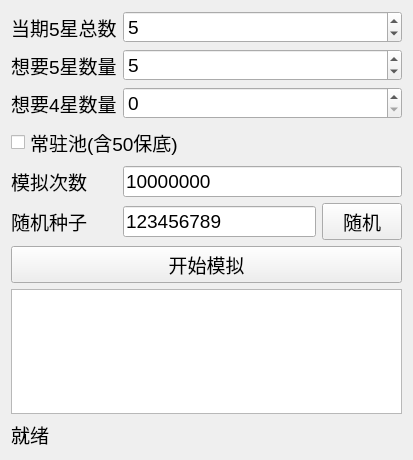
Old version of the form gacha_gui.ui in the repository handsome-Druid/BanGDream-Gacha-pynb.
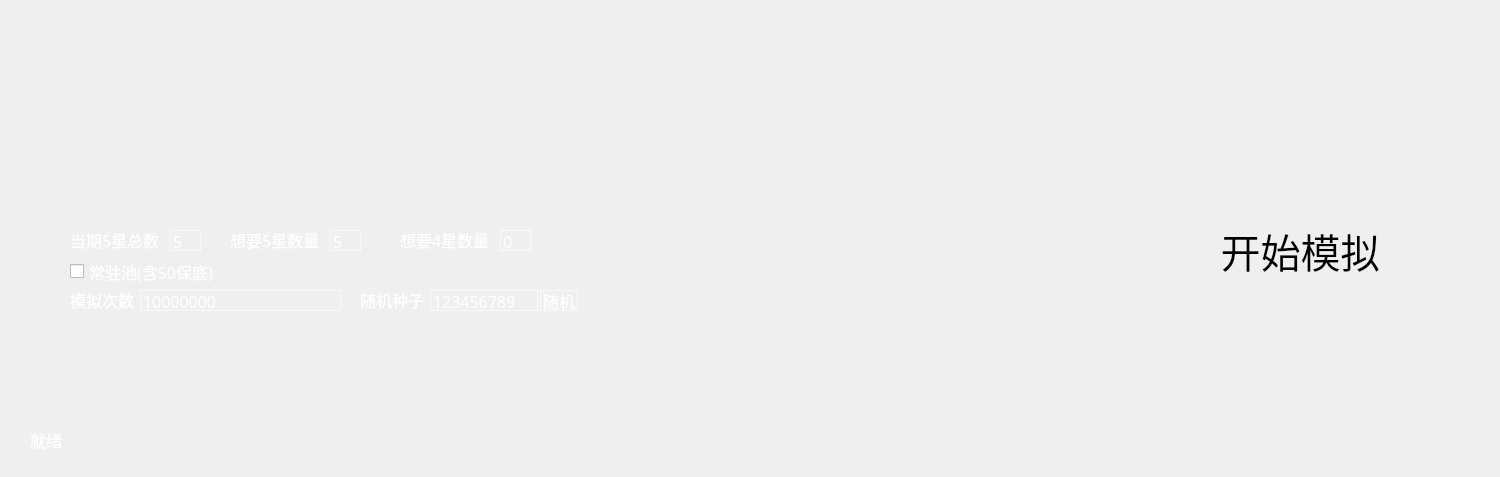
New version of the form. Icons and pictures are not drawn.

```diff
--- a/gacha_gui.ui
+++ b/gacha_gui.ui
@@ -6,10 +6,22 @@
    <rect>
     <x>0</x>
     <y>0</y>
-    <width>413</width>
-    <height>460</height>
+    <width>1500</width>
+    <height>477</height>
    </rect>
   </property>
+  <property name="minimumSize">
+   <size>
+    <width>1500</width>
+    <height>477</height>
+   </size>
+  </property>
+  <property name="maximumSize">
+   <size>
+    <width>1500</width>
+    <height>477</height>
+   </size>
+  </property>
   <property name="font">
    <font>
     <pointsize>14</pointsize>
@@ -18,41 +30,114 @@
   <property name="windowTitle">
    <string>抽卡期望模拟器 - Numba GUI</string>
   </property>
-  <layout class="QGridLayout" name="gridLayout">
-   <item row="5" column="1">
-    <layout class="QHBoxLayout" name="seed_layout">
-     <item>
-      <widget class="QLineEdit" name="seed">
-       <property name="text">
-        <string>123456789</string>
-       </property>
-      </widget>
-     </item>
-     <item>
-      <widget class="QPushButton" name="random_seed_btn">
-       <property name="text">
-        <string>随机</string>
-       </property>
-      </widget>
-     </item>
-    </layout>
-   </item>
-   <item row="4" column="1">
+  <property name="windowIcon">
+   <iconset resource="res.qrc">
+    <normaloff>:/res/res/icon.png</normaloff>:/res/res/icon.png</iconset>
+  </property>
+  <property name="styleSheet">
+   <string notr="true">QWidget { color: white; }
+QLabel { color: white; }
+QPushButton { color: white; }
+QCheckBox { color: white; }
+QLineEdit, QTextEdit, QSpinBox { background-color: rgba(0,0,0,0); color: white; border: 1px solid rgba(255,255,255,0.6); }
+QTextEdit { selection-background-color: rgba(255,255,255,0.2); }
+QSpinBox::up-button, QSpinBox::down-button { background: transparent; border: none; }
+QSpinBox::up-arrow { image: url(:/res/res/arrow_up.svg); width: 12px; height: 8px; }
+QSpinBox::down-arrow { image: url(:/res/res/arrow_down.svg); width: 12px; height: 8px; }
+</string>
+  </property>
+  <widget class="QListView" name="background_list">
+   <property name="geometry">
+    <rect>
+     <x>0</x>
+     <y>0</y>
+     <width>1501</width>
+     <height>491</height>
+    </rect>
+   </property>
+   <property name="font">
+    <font>
+     <pointsize>12</pointsize>
+    </font>
+   </property>
+   <property name="cursor" stdset="0">
+    <cursorShape>ArrowCursor</cursorShape>
+   </property>
+   <property name="focusPolicy">
+    <enum>Qt::NoFocus</enum>
+   </property>
+   <property name="styleSheet">
+    <string notr="true">background: transparent; border: none; outline: none; background-image: url(:/res/res/background.png)</string>
+   </property>
+   <property name="verticalScrollBarPolicy">
+    <enum>Qt::ScrollBarAlwaysOff</enum>
+   </property>
+   <property name="horizontalScrollBarPolicy">
+    <enum>Qt::ScrollBarAlwaysOff</enum>
+   </property>
+  </widget>
     <widget class="QLineEdit" name="sims">
+   <property name="geometry">
+    <rect>
+     <x>140</x>
+     <y>290</y>
+     <width>201</width>
+     <height>21</height>
+    </rect>
+   </property>
+   <property name="font">
+    <font>
+     <family>腾祥嘉丽大圆简</family>
+     <pointsize>12</pointsize>
+    </font>
+   </property>
      <property name="text">
       <string>10000000</string>
      </property>
     </widget>
-   </item>
-   <item row="0" column="0">
     <widget class="QLabel" name="label_total5">
+   <property name="geometry">
+    <rect>
+     <x>70</x>
+     <y>230</y>
+     <width>105</width>
+     <height>19</height>
+    </rect>
+   </property>
+   <property name="font">
+    <font>
+     <family>腾祥嘉丽大圆简</family>
+     <pointsize>12</pointsize>
+    </font>
+   </property>
      <property name="text">
       <string>当期5星总数</string>
      </property>
     </widget>
-   </item>
-   <item row="2" column="1">
     <widget class="QSpinBox" name="want4">
+   <property name="geometry">
+    <rect>
+     <x>500</x>
+     <y>230</y>
+     <width>31</width>
+     <height>21</height>
+    </rect>
+   </property>
+   <property name="font">
+    <font>
+     <family>腾祥嘉丽大圆简</family>
+     <pointsize>12</pointsize>
+    </font>
+   </property>
+   <property name="mouseTracking">
+    <bool>false</bool>
+   </property>
+   <property name="focusPolicy">
+    <enum>Qt::WheelFocus</enum>
+   </property>
+   <property name="acceptDrops">
+    <bool>false</bool>
+   </property>
      <property name="minimum">
       <number>0</number>
      </property>
@@ -63,16 +148,40 @@
       <number>0</number>
      </property>
     </widget>
-   </item>
-   <item row="8" column="0" colspan="2">
     <widget class="QLabel" name="status">
+   <property name="geometry">
+    <rect>
+     <x>30</x>
+     <y>430</y>
+     <width>121</width>
+     <height>19</height>
+    </rect>
+   </property>
+   <property name="font">
+    <font>
+     <family>腾祥嘉丽大圆简</family>
+     <pointsize>12</pointsize>
+    </font>
+   </property>
      <property name="text">
       <string>就绪</string>
      </property>
     </widget>
-   </item>
-   <item row="1" column="1">
     <widget class="QSpinBox" name="want5">
+   <property name="geometry">
+    <rect>
+     <x>330</x>
+     <y>230</y>
+     <width>31</width>
+     <height>21</height>
+    </rect>
+   </property>
+   <property name="font">
+    <font>
+     <family>腾祥嘉丽大圆简</family>
+     <pointsize>12</pointsize>
+    </font>
+   </property>
      <property name="minimum">
       <number>0</number>
      </property>
@@ -83,30 +192,84 @@
       <number>5</number>
      </property>
     </widget>
-   </item>
-   <item row="5" column="0">
     <widget class="QLabel" name="label_seed">
+   <property name="geometry">
+    <rect>
+     <x>360</x>
+     <y>290</y>
+     <width>76</width>
+     <height>19</height>
+    </rect>
+   </property>
+   <property name="font">
+    <font>
+     <family>腾祥嘉丽大圆简</family>
+     <pointsize>12</pointsize>
+    </font>
+   </property>
      <property name="text">
       <string>随机种子</string>
      </property>
     </widget>
-   </item>
-   <item row="4" column="0">
     <widget class="QLabel" name="label_sims">
+   <property name="geometry">
+    <rect>
+     <x>70</x>
+     <y>290</y>
+     <width>76</width>
+     <height>19</height>
+    </rect>
+   </property>
+   <property name="font">
+    <font>
+     <family>腾祥嘉丽大圆简</family>
+     <pointsize>12</pointsize>
+    </font>
+   </property>
      <property name="text">
       <string>模拟次数</string>
      </property>
     </widget>
-   </item>
-   <item row="6" column="0" colspan="2">
     <widget class="QPushButton" name="run_btn">
+   <property name="geometry">
+    <rect>
+     <x>1220</x>
+     <y>180</y>
+     <width>161</width>
+     <height>141</height>
+    </rect>
+   </property>
+   <property name="font">
+    <font>
+     <family>腾祥嘉丽大圆简</family>
+     <pointsize>30</pointsize>
+    </font>
+   </property>
+   <property name="styleSheet">
+    <string notr="true">border: none; background: transparent; color: black;</string>
+   </property>
      <property name="text">
       <string>开始模拟</string>
      </property>
-    </widget>
-   </item>
-   <item row="3" column="0" colspan="2">
+   <property name="flat">
+    <bool>true</bool>
+   </property>
+  </widget>
     <widget class="QCheckBox" name="normal">
+   <property name="geometry">
+    <rect>
+     <x>70</x>
+     <y>260</y>
+     <width>177</width>
+     <height>23</height>
+    </rect>
+   </property>
+   <property name="font">
+    <font>
+     <family>腾祥嘉丽大圆简</family>
+     <pointsize>12</pointsize>
+    </font>
+   </property>
      <property name="text">
       <string>常驻池(含50保底)</string>
      </property>
@@ -114,23 +277,71 @@
       <bool>false</bool>
      </property>
     </widget>
-   </item>
-   <item row="2" column="0">
     <widget class="QLabel" name="label_want4">
+   <property name="geometry">
+    <rect>
+     <x>400</x>
+     <y>230</y>
+     <width>105</width>
+     <height>19</height>
+    </rect>
+   </property>
+   <property name="font">
+    <font>
+     <family>腾祥嘉丽大圆简</family>
+     <pointsize>12</pointsize>
+    </font>
+   </property>
+   <property name="mouseTracking">
+    <bool>false</bool>
+   </property>
+   <property name="focusPolicy">
+    <enum>Qt::NoFocus</enum>
+   </property>
+   <property name="acceptDrops">
+    <bool>false</bool>
+   </property>
      <property name="text">
       <string>想要4星数量</string>
      </property>
     </widget>
-   </item>
-   <item row="1" column="0">
     <widget class="QLabel" name="label_want5">
+   <property name="geometry">
+    <rect>
+     <x>230</x>
+     <y>230</y>
+     <width>105</width>
+     <height>19</height>
+    </rect>
+   </property>
+   <property name="font">
+    <font>
+     <family>腾祥嘉丽大圆简</family>
+     <pointsize>12</pointsize>
+    </font>
+   </property>
+   <property name="mouseTracking">
+    <bool>false</bool>
+   </property>
      <property name="text">
       <string>想要5星数量</string>
      </property>
     </widget>
-   </item>
-   <item row="0" column="1">
     <widget class="QSpinBox" name="total5">
+   <property name="geometry">
+    <rect>
+     <x>170</x>
+     <y>230</y>
+     <width>31</width>
+     <height>21</height>
+    </rect>
+   </property>
+   <property name="font">
+    <font>
+     <family>腾祥嘉丽大圆简</family>
+     <pointsize>12</pointsize>
+    </font>
+   </property>
      <property name="minimum">
       <number>0</number>
      </property>
@@ -141,15 +352,69 @@
       <number>5</number>
      </property>
     </widget>
-   </item>
-   <item row="7" column="0" colspan="2">
     <widget class="QTextEdit" name="output">
+   <property name="geometry">
+    <rect>
+     <x>70</x>
+     <y>350</y>
+     <width>901</width>
+     <height>121</height>
+    </rect>
+   </property>
+   <property name="font">
+    <font>
+     <family>腾祥嘉丽大圆简</family>
+     <pointsize>12</pointsize>
+    </font>
+   </property>
+   <property name="styleSheet">
+    <string notr="true">border: none; background: transparent;</string>
+   </property>
      <property name="readOnly">
       <bool>true</bool>
      </property>
     </widget>
-   </item>
-  </layout>
+  <widget class="QLineEdit" name="seed">
+   <property name="geometry">
+    <rect>
+     <x>430</x>
+     <y>290</y>
+     <width>108</width>
+     <height>21</height>
+    </rect>
+   </property>
+   <property name="font">
+    <font>
+     <family>腾祥嘉丽大圆简</family>
+     <pointsize>12</pointsize>
+    </font>
+   </property>
+   <property name="text">
+    <string>123456789</string>
+   </property>
+  </widget>
+  <widget class="QPushButton" name="random_seed_btn">
+   <property name="geometry">
+    <rect>
+     <x>540</x>
+     <y>290</y>
+     <width>38</width>
+     <height>21</height>
+    </rect>
+   </property>
+   <property name="font">
+    <font>
+     <family>腾祥嘉丽大圆简</family>
+     <pointsize>12</pointsize>
+    </font>
+   </property>
+   <property name="styleSheet">
+    <string notr="true">background: transparent; border: 1px solid rgba(255,255,255,0.6); color: white;</string>
+   </property>
+   <property name="text">
+    <string> 随机 </string>
+   </property>
+  </widget>
  </widget>
  <resources>
   <include location="res.qrc"/>
```
Lines whose indentation alone changed are shown as unchanged.
